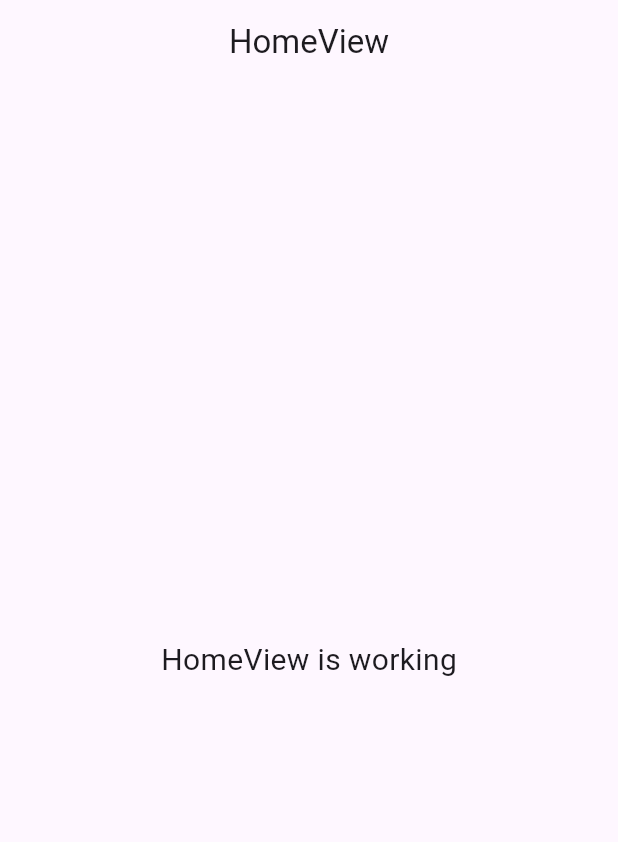
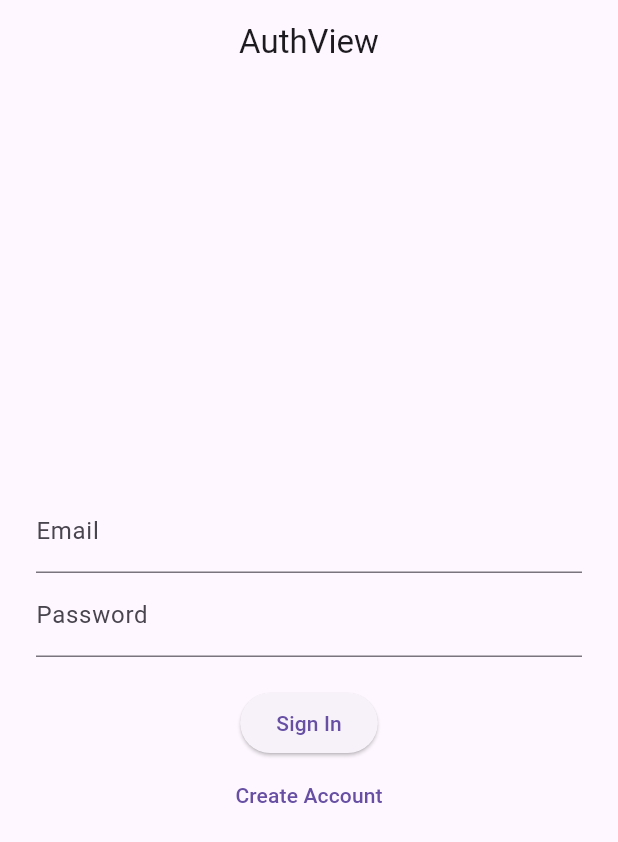
Before and after one commit to ditorizkyka/XNusa-Mobile, a Flutter app: the screen it shows after launch, on a phone screen of 412 x 824 dp. Shown: the top 842 px of the screen. Run offline on Flutter 3.47's test engine with Material 3 defaults, Android fonts, the phone set to English and light mode, and no system bars; our stand-ins replace get, supabase_flutter; accounts and stored records are empty.

Commit message:
Feat : Sign-in & Sign-up Supabase done

```diff
--- /dev/null
+++ b/lib/app/modules/auth/controllers/auth_controller.dart
@@ -0,0 +1,65 @@
+import 'package:get/get.dart';
+import 'package:supabase_flutter/supabase_flutter.dart';
+
+class AuthController extends GetxController {
+  final supabase = Supabase.instance.client;
+  var isLoading = false.obs;
+
+  Future<void> signUp(String email, String password) async {
+    try {
+      isLoading(true);
+      final response = await supabase.auth.signUp(
+        email: email,
+        password: password,
+      );
+      if (response.user != null) {
+        Get.snackbar('Success', 'Account created successfully');
+        Get.offAllNamed('/home');
+      }
+    } catch (e) {
+      Get.snackbar('Error', e.toString());
+    } finally {
+      isLoading(false);
+    }
+  }
+
+  Future<void> signIn(String email, String password) async {
+    try {
+      isLoading(true);
+      final response = await supabase.auth.signInWithPassword(
+        email: email,
+        password: password,
+      );
+      if (response.user != null) {
+        Get.offAllNamed('/home');
+      }
+    } catch (e) {
+      Get.snackbar('Error', e.toString());
+    } finally {
+      isLoading(false);
+    }
+  }
+
+  Future<void> signOut() async {
+    await supabase.auth.signOut();
+    Get.offAllNamed('/login');
+  }
+
+  // final count = 0.obs;
+  // @override
+  // void onInit() {
+  //   super.onInit();
+  // }
+
+  // @override
+  // void onReady() {
+  //   super.onReady();
+  // }
+
+  // @override
+  // void onClose() {
+  //   super.onClose();
+  // }
+
+  // void increment() => count.value++;
+}
--- /dev/null
+++ b/lib/app/modules/auth/views/signin_page.dart
@@ -0,0 +1,53 @@
+import 'package:flutter/material.dart';
+
+import 'package:get/get.dart';
+
+import '../controllers/auth_controller.dart';
+
+class SigninPage extends GetView<AuthController> {
+  final AuthController c = Get.find();
+  final emailC = TextEditingController();
+  final passC = TextEditingController();
+
+  SigninPage({super.key});
+
+  @override
+  Widget build(BuildContext context) {
+    return Scaffold(
+      appBar: AppBar(title: const Text('AuthView'), centerTitle: true),
+      body: Padding(
+        padding: const EdgeInsets.all(24),
+        child: Center(
+          child: Column(
+            mainAxisAlignment: MainAxisAlignment.center,
+            children: [
+              TextField(
+                controller: emailC,
+                decoration: InputDecoration(labelText: 'Email'),
+              ),
+              TextField(
+                controller: passC,
+                obscureText: true,
+                decoration: InputDecoration(labelText: 'Password'),
+              ),
+              const SizedBox(height: 20),
+              Obx(
+                () =>
+                    c.isLoading.value
+                        ? CircularProgressIndicator()
+                        : ElevatedButton(
+                          onPressed: () => c.signIn(emailC.text, passC.text),
+                          child: Text('Sign In'),
+                        ),
+              ),
+              TextButton(
+                onPressed: () => Get.toNamed('/signup'),
+                child: Text('Create Account'),
+              ),
+            ],
+          ),
+        ),
+      ),
+    );
+  }
+}
--- a/lib/app/routes/app_routes.dart
+++ b/lib/app/routes/app_routes.dart
@@ -4,9 +4,13 @@ part of 'app_pages.dart';
 abstract class Routes {
   Routes._();
   static const HOME = _Paths.HOME;
+  static const SIGNUP = _Paths.SIGNUP;
+  static const SIGNIN = _Paths.SIGNIN;
 }
 
 abstract class _Paths {
   _Paths._();
   static const HOME = '/home';
+  static const SIGNUP = '/signup';
+  static const SIGNIN = '/signin';
 }
--- a/pubspec.yaml
+++ b/pubspec.yaml
@@ -35,6 +35,7 @@ dependencies:
   # Use with the CupertinoIcons class for iOS style icons.
   cupertino_icons: ^1.0.8
   get: ^4.7.2
+  supabase_flutter: ^2.10.3
 
 dev_dependencies:
   flutter_test:
```
Also changed, not shown: lib/app/modules/auth/bindings/auth_binding.dart (added, +10 -0 lines), lib/app/modules/auth/views/signup_page.dart (added, +58 -0 lines), lib/app/routes/app_pages.dart (+14 -1 lines), lib/main.dart (+9 -3 lines), lib/app/data/models/user_model.dart (added), pubspec.lock, 7 other files.
